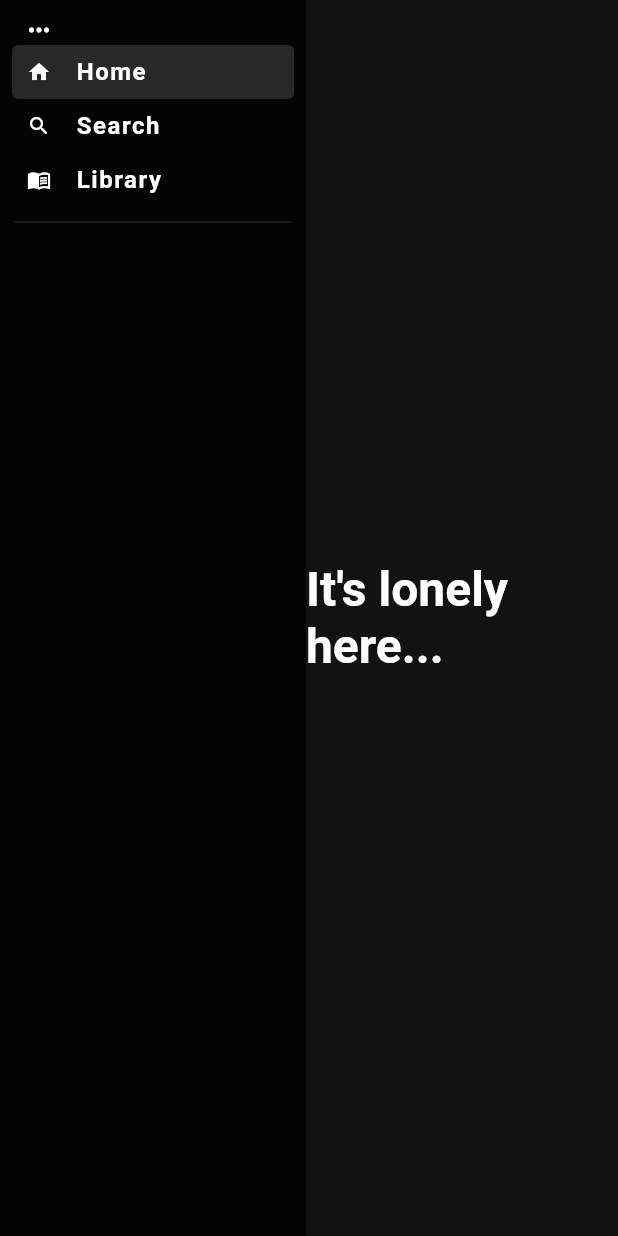
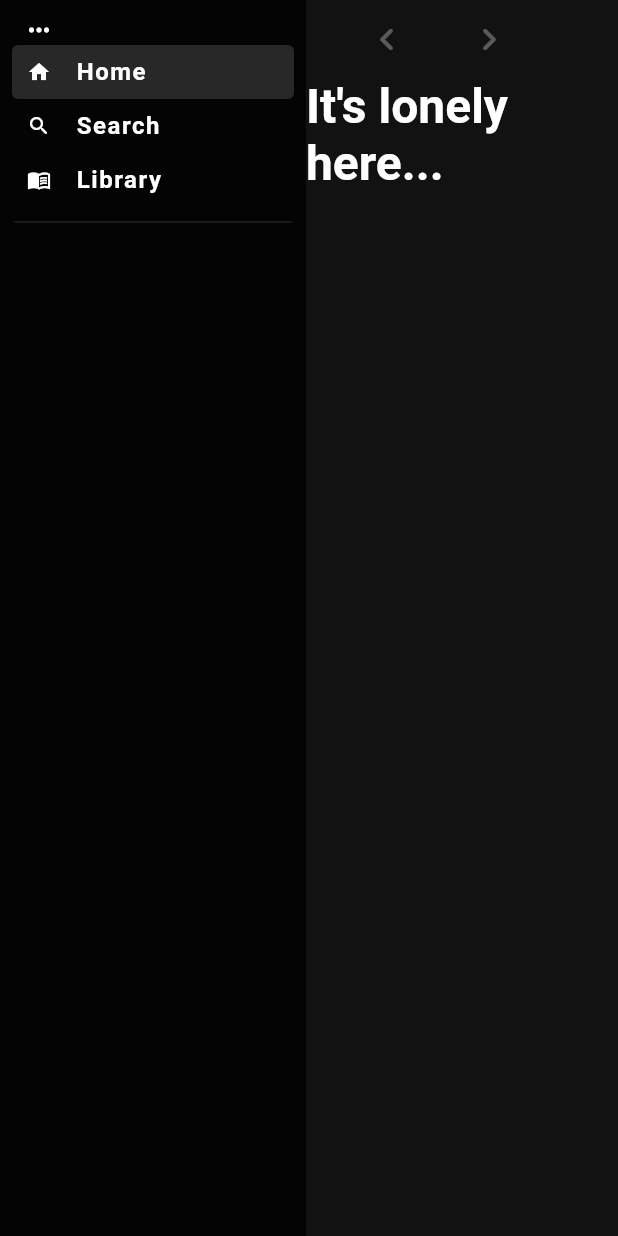
Before and after one commit to UcGeorge/profound_god_library, a Flutter app: the Shell screen opened directly, on a phone screen of 412 x 824 dp. Run offline on Flutter 3.47's test engine with Material 2 defaults, Android fonts, the phone set to English and light mode, and no system bars; our stand-ins replace animated_text_kit, connectivity_plus, font_awesome_flutter, shared_preferences; missing offline and left inert: bitsdojo_window; accounts and stored records are empty; Roboto replaces fonts that are missing (Montserrat); project files that could hold a hidden picture were left out.

Commit message:
Implemented nav buttons on the PGL App bar

```diff
--- a/lib/Views/HomeView.dart
+++ b/lib/Views/HomeView.dart
@@ -1,7 +1,7 @@
 import 'package:flutter/material.dart';
 import 'package:profoundgodlibrary/Models/LocalStorage.dart';
 import 'package:profoundgodlibrary/Models/Readable.dart';
-import 'package:profoundgodlibrary/Models/WuxiaWorld.dart';
+import 'package:profoundgodlibrary/Widgets/AppBar.dart';
 import 'package:provider/provider.dart';
 
 class HomeView extends StatefulWidget {
@@ -26,7 +26,10 @@ class _HomeViewState extends State<HomeView> {
 
   @override
   Widget build(BuildContext context) {
-    return recents!.isEmpty && recentSearches!.isEmpty && shortcuts!.isEmpty
+    return Column(
+      children: [
+        PGLAppBar(),
+        recents!.isEmpty && recentSearches!.isEmpty && shortcuts!.isEmpty
             ? Container(
                 child: Center(
                   child: Text(
@@ -42,6 +45,8 @@ class _HomeViewState extends State<HomeView> {
                     style: Theme.of(context).textTheme.headline2,
                   ),
                 ),
+              ),
+      ],
     );
   }
 }
--- /dev/null
+++ b/lib/Widgets/AppBar.dart
@@ -0,0 +1,69 @@
+import 'package:flutter/material.dart';
+import 'package:profoundgodlibrary/Models/Network.dart';
+import 'package:profoundgodlibrary/Models/SelectedMenu.dart';
+import 'package:provider/src/provider.dart';
+
+class PGLAppBar extends StatelessWidget {
+  const PGLAppBar({
+    Key? key,
+  }) : super(key: key);
+
+  @override
+  Widget build(BuildContext context) {
+    return SizedBox(
+      height: 52,
+      child: Container(
+        child: Row(
+          crossAxisAlignment: CrossAxisAlignment.center,
+          children: [
+            SizedBox(width: 30),
+            Row(
+              children: [
+                IconButton(
+                  color: Color(0xFF000000),
+                  onPressed: context.read<SelectedMenu>().popStack.isEmpty
+                      ? () {}
+                      : () {
+                          context.read<SelectedMenu>().pop();
+                        },
+                  icon: Icon(
+                    Icons.chevron_left_rounded,
+                    size: 30,
+                    color: context.read<SelectedMenu>().popStack.isEmpty
+                        ? Theme.of(context).iconTheme.color!.withOpacity(0.3)
+                        : Theme.of(context).iconTheme.color,
+                  ),
+                ),
+                SizedBox(width: 20),
+                IconButton(
+                  color: Color(0xFF000000),
+                  onPressed: context.read<SelectedMenu>().pushStack.isEmpty
+                      ? () {}
+                      : () {
+                          context.read<SelectedMenu>().push();
+                        },
+                  icon: Icon(
+                    Icons.chevron_right_rounded,
+                    size: 30,
+                    color: context.read<SelectedMenu>().pushStack.isEmpty
+                        ? Theme.of(context).iconTheme.color!.withOpacity(0.3)
+                        : Theme.of(context).iconTheme.color,
+                  ),
+                )
+              ],
+            ),
+            Spacer(),
+            !context.watch<Network>().isConnected
+                ? Icon(
+                    Icons.wifi_off_rounded,
+                    size: 30,
+                    color: Colors.red,
+                  )
+                : SizedBox.shrink(),
+            SizedBox(width: 10),
+          ],
+        ),
+      ),
+    );
+  }
+}
--- a/lib/Widgets/MainPage.dart
+++ b/lib/Widgets/MainPage.dart
@@ -1,6 +1,8 @@
 import 'package:flutter/material.dart';
 import 'package:profoundgodlibrary/Models/SelectedMenu.dart';
 import 'package:profoundgodlibrary/Views/HomeView.dart';
+import 'package:profoundgodlibrary/Views/LibraryView.dart';
+import 'package:profoundgodlibrary/Views/SearchView.dart';
 import 'package:provider/src/provider.dart';
 
 class MainPage extends StatelessWidget {
@@ -14,9 +16,9 @@ class MainPage extends StatelessWidget {
       case "Home":
         return HomeView();
       case "Search":
-        return Container();
+        return SearchView();
       case "Library":
-        return Container();
+        return LibraryView();
       default:
         return Container();
     }
```
Also changed, not shown: lib/Models/SelectedMenu.dart (+24 -0 lines), lib/Views/LibraryView.dart (added, +36 -0 lines), lib/Views/SearchView.dart (added, +36 -0 lines). Lines whose indentation alone changed are shown as unchanged.
